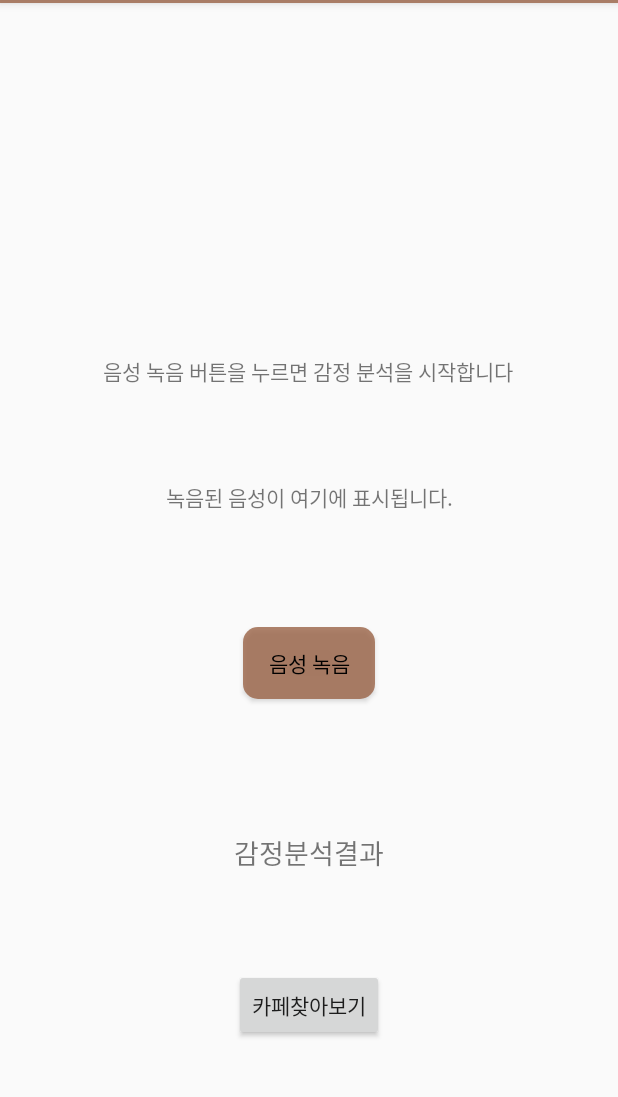
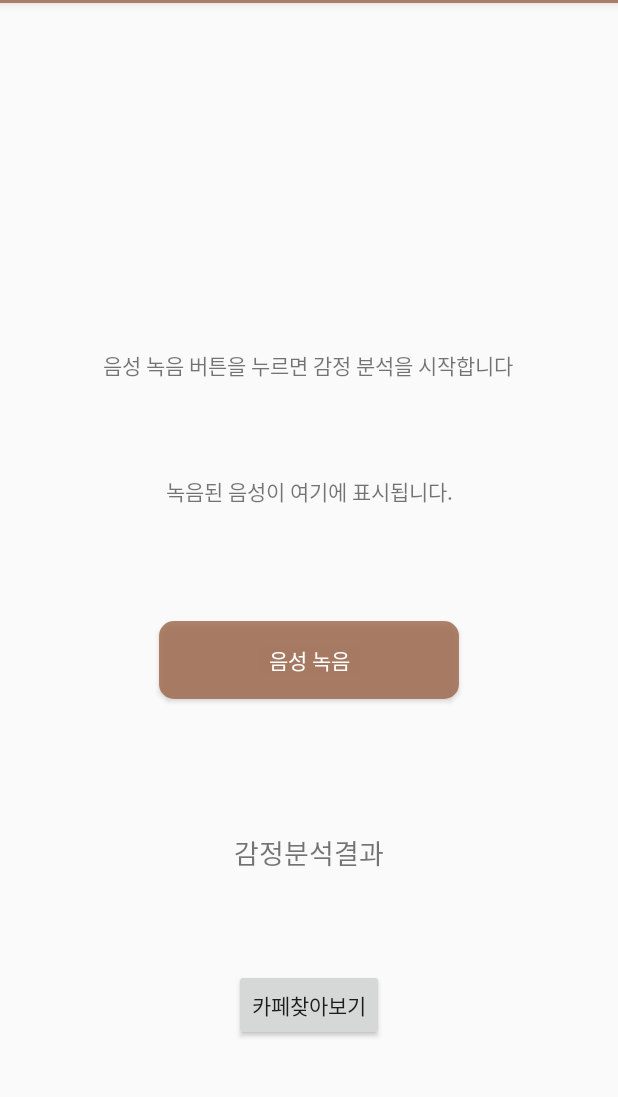
Before and after one commit to choyj0920/KonkukCafe, an Android app: the VoiceActivity screen opened directly, with no data from a screen before it, on a phone screen of 412 x 824 dp, the part 81-1178 px from its top. Run offline under Robolectric (Android 15) with nearby library versions, the phone set to English and light mode, and no system bars.

Commit message:
Style: activity_voice 폰트 추가

```diff
--- a/app/src/main/res/layout/activity_voice.xml
+++ b/app/src/main/res/layout/activity_voice.xml
@@ -9,14 +9,14 @@
 
     <Button
         android:id="@+id/button"
-        android:layout_width="wrap_content"
-        android:layout_height="wrap_content"
+        android:layout_width="200dp"
+        android:layout_height="52dp"
         android:layout_marginBottom="304dp"
         android:background="@drawable/buttonshape"
 
         android:text="음성 녹음"
-        android:textColor="@color/black"
-
+        android:textColor="@color/white"
+        android:fontFamily="@font/nanummyeongjobold"
 
         app:layout_constraintBottom_toBottomOf="parent"
         app:layout_constraintEnd_toEndOf="parent"
@@ -30,7 +30,8 @@
         android:text="녹음된 음성이 여기에 표시됩니다."
         app:layout_constraintBottom_toTopOf="@+id/button"
         app:layout_constraintEnd_toEndOf="parent"
-        app:layout_constraintStart_toStartOf="parent" />
+        app:layout_constraintStart_toStartOf="parent"
+        android:fontFamily="@font/nanummyeongjo"/>
 
     <TextView
         android:id="@+id/textView2"
@@ -41,7 +42,8 @@
         app:layout_constraintBottom_toTopOf="@+id/button"
         app:layout_constraintEnd_toEndOf="parent"
         app:layout_constraintHorizontal_bias="0.496"
-        app:layout_constraintStart_toStartOf="parent" />
+        app:layout_constraintStart_toStartOf="parent"
+        android:fontFamily="@font/nanummyeongjo"/>
 
     <TextView
         android:id="@+id/result_text"
```
